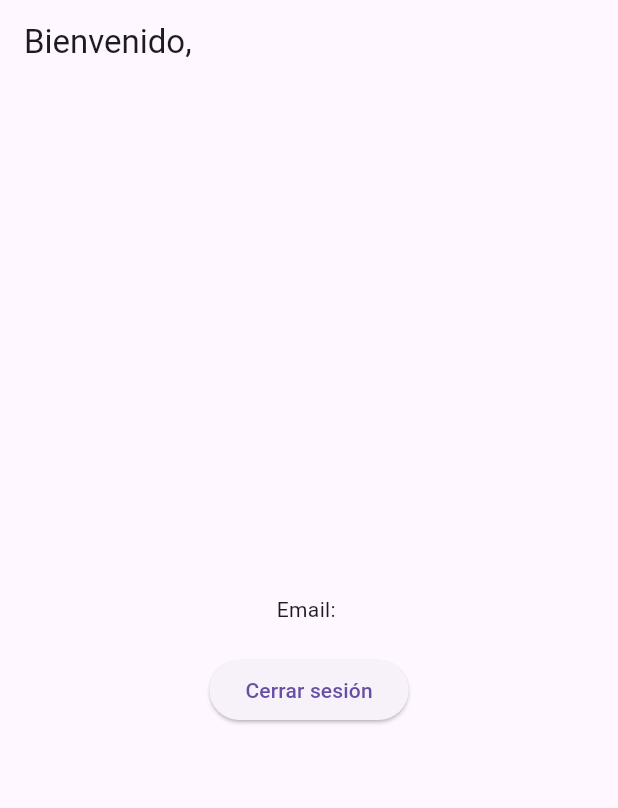
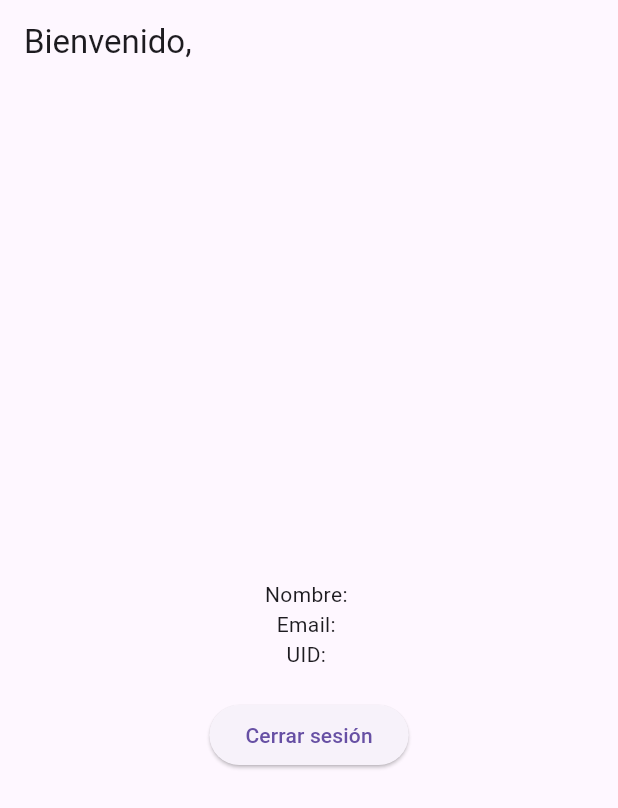
Before and after one commit to xexi81/colist, a Flutter app: the screen it shows once a user with an empty profile is signed in, on a phone screen of 412 x 824 dp. Shown: the top 808 px of the screen. Run offline on Flutter 3.47's test engine with Material 3 defaults, Android fonts, the light colour scheme and no system bars; our stand-ins replace firebase_auth, firebase_core, google_fonts, google_sign_in; accounts and stored records are empty.

Commit message:
Mostrar datos del usuario en HomeScreen

```diff
--- a/lib/screens/home.dart
+++ b/lib/screens/home.dart
@@ -16,7 +16,15 @@ class HomeScreen extends StatelessWidget {
         child: Column(
           mainAxisAlignment: MainAxisAlignment.center,
           children: [
+            if (user?.photoURL != null)
+              CircleAvatar(
+                backgroundImage: NetworkImage(user!.photoURL!),
+                radius: 40,
+              ),
+            SizedBox(height: 20),
+            Text('Nombre: ${user?.displayName ?? 'No disponible'}'),
             Text('Email: ${user?.email ?? 'No disponible'}'),
+            Text('UID: ${user?.uid ?? 'No disponible'}'),
             SizedBox(height: 20),
             ElevatedButton(
               onPressed: () async {
```
